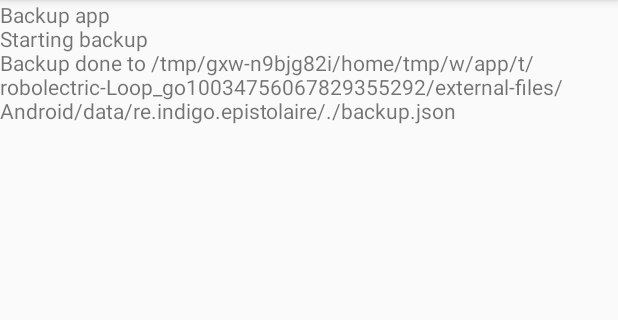
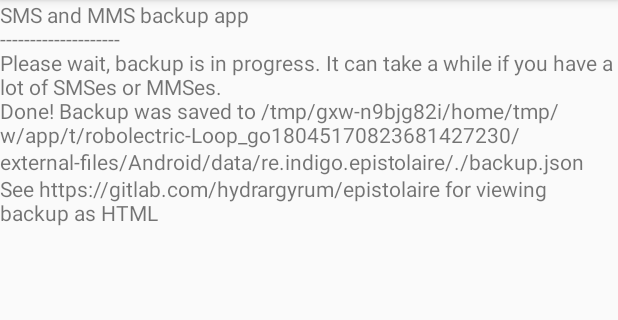
Before and after one commit to hydrargyrum/epistolaire, an Android app: the screen it shows after launch (MainActivity), on a phone screen of 412 x 824 dp, the part 84-404 px from its top. Run offline under Robolectric (Android 15) with nearby library versions, the phone set to English and light mode, and no system bars.

Commit message:
ui: clearer activity messages

```diff
--- a/app/src/main/java/re/indigo/epistolaire/MainActivity.kt
+++ b/app/src/main/java/re/indigo/epistolaire/MainActivity.kt
@@ -46,7 +46,8 @@ class MainActivity : AppCompatActivity() {
             ActivityCompat.requestPermissions(this, arrayOf(Manifest.permission.READ_SMS), wtf)
         }
 
-        addLine("Starting backup")
+        addLine("--------------------")
+        addLine("Please wait, backup is in progress. It can take a while if you have a lot of SMSes or MMSes.")
         DumpTask().execute()
     }
 
@@ -94,7 +95,7 @@ class MainActivity : AppCompatActivity() {
 
             if (exc != null) {
                 progressBar.visibility = View.GONE
-                addLine(exc!!)
+                addLine("Encountered an error :( " + exc!!.toString())
                 return
             }
 
@@ -111,12 +112,13 @@ class MainActivity : AppCompatActivity() {
                     fileOutPutStream.close()
                 }
             } catch (e: IOException) {
-                addLine(e.toString())
+                addLine("Encountered an error :( " + e.toString())
             }
 
             progressBar.visibility = View.GONE
 
-            addLine("Backup done to $myExternalFile")
+            addLine("Done! Backup was saved to $myExternalFile")
+            addLine("See https://gitlab.com/hydrargyrum/epistolaire for viewing backup as HTML")
         }
     }
 }
--- a/app/src/main/res/layout/content_main.xml
+++ b/app/src/main/res/layout/content_main.xml
@@ -13,7 +13,7 @@
         android:id="@+id/myText"
         android:layout_width="0dp"
         android:layout_height="0dp"
-        android:text="Backup app"
+        android:text="SMS and MMS backup app"
         app:layout_constraintBottom_toBottomOf="parent"
         app:layout_constraintEnd_toEndOf="parent"
         app:layout_constraintStart_toStartOf="parent"
```
